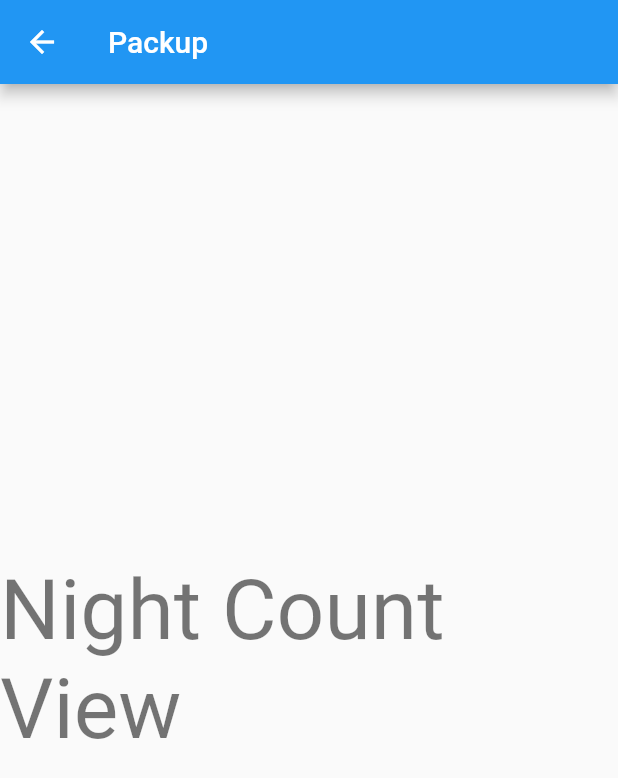
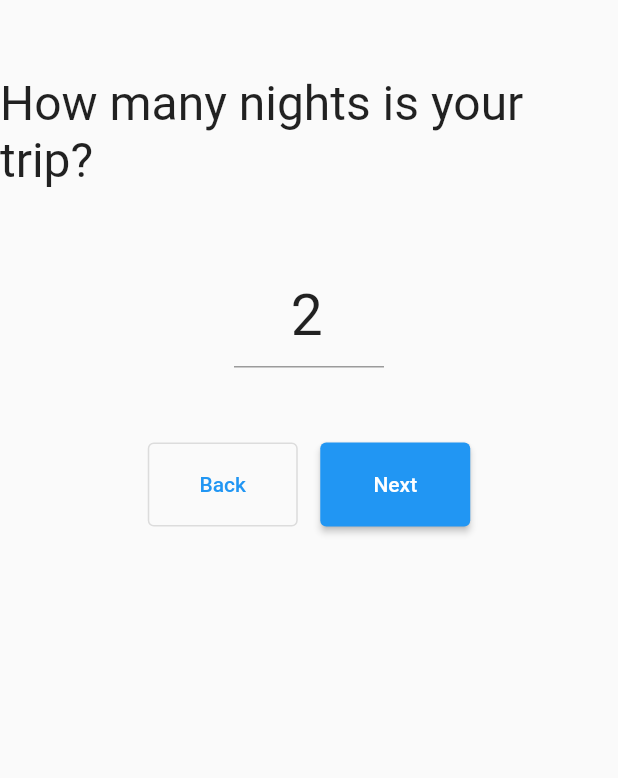
Before and after one commit to tentenponce/Packup, a Flutter app: the NightCountView screen opened directly, on a phone screen of 412 x 824 dp. Shown: the top 778 px of the screen. Run offline on Flutter 3.47's test engine with Material 2 defaults, Android fonts, the phone set to English and light mode, and no system bars; our stand-ins replace bloc, equatable, flutter_bloc.

Commit message:
Updated UI for day and night page

```diff
--- a/lib/home/bloc/home_state.dart
+++ b/lib/home/bloc/home_state.dart
@@ -10,28 +10,50 @@ var pageOrder = [
 ];
 
 class HomeState extends Equatable {
+  static const DEFAULT_PAGE = HomePages.dayCount;
+  static const DEFAULT_DAY_COUNT =
+      '3'; // most of our trips is 3 days long. Agree? lol
+  static const DEFAULT_VALID_DAY_COUNT = true;
+  static const DEFAULT_NIGHT_COUNT =
+      '2'; // most of our trips is 2 nights long. Agree? lol
+  static const DEFAULT_VALID_NIGHT_COUNT = true;
+
   const HomeState({
-    this.page = HomePages.dayCount,
-    this.dayCount = '3', // most of our trips is 3 days long. Agree? lol
-    this.validDayCount = true,
+    this.page = DEFAULT_PAGE,
+    this.dayCount = DEFAULT_DAY_COUNT,
+    this.validDayCount = DEFAULT_VALID_DAY_COUNT,
+    this.nightCount = DEFAULT_NIGHT_COUNT,
+    this.validNightCount = DEFAULT_VALID_NIGHT_COUNT,
   });
 
   final HomePages page;
   final String dayCount;
   final bool validDayCount;
+  final String nightCount;
+  final bool validNightCount;
 
   HomeState copyWith({
     HomePages? page,
     String? dayCount,
     bool? validDayCount,
+    String? nightCount,
+    bool? validNightCount,
   }) {
     return HomeState(
       page: page ?? this.page,
       dayCount: dayCount ?? this.dayCount,
       validDayCount: validDayCount ?? this.validDayCount,
+      nightCount: nightCount ?? this.nightCount,
+      validNightCount: validNightCount ?? this.validNightCount,
     );
   }
 
   @override
-  List<Object> get props => [page, dayCount, validDayCount];
+  List<Object> get props => [
+        page,
+        dayCount,
+        validDayCount,
+        nightCount,
+        validNightCount,
+      ];
 }
--- a/lib/home/view/night_count_view.dart
+++ b/lib/home/view/night_count_view.dart
@@ -1,13 +1,82 @@
 import 'package:flutter/material.dart';
+import 'package:flutter_bloc/flutter_bloc.dart';
+import 'package:packup/res/dimens.dart';
+
+import '../home.dart';
 
 class NightCountView extends StatelessWidget {
   @override
   Widget build(BuildContext context) {
-    final textTheme = Theme.of(context).textTheme;
     return Scaffold(
-      appBar: AppBar(title: const Text('Packup')),
-      body: Center(
-        child: Text('Night Count View', style: textTheme.headline2),
+      body: Container(
+        width: double.infinity,
+        child: Column(
+          crossAxisAlignment: CrossAxisAlignment.center,
+          children: [
+            SizedBox(height: space_xxxl),
+            Text(
+              'How many nights is your trip?',
+              style: TextStyle(
+                fontSize: text_huge,
+              ),
+            ),
+            SizedBox(height: space_xxxl),
+            Container(
+              width: grid_30,
+              child: TextField(
+                textAlign: TextAlign.center,
+                keyboardType: TextInputType.number,
+                controller:
+                    TextEditingController(text: HomeState.DEFAULT_NIGHT_COUNT),
+                onChanged: (text) =>
+                    context.read<HomeBloc>().add(HomeDayCountChanged(text)),
+                style: TextStyle(
+                  fontSize: text_very_huge,
+                ),
+              ),
+            ),
+            SizedBox(height: space_xxxl),
+            BlocBuilder<HomeBloc, HomeState>(
+              builder: (context, state) {
+                return Visibility(
+                  child: Text(
+                    'Invalid value',
+                    style: TextStyle(color: Colors.red),
+                  ),
+                  visible: !state.validDayCount,
+                );
+              },
+            ),
+            Row(
+              mainAxisAlignment: MainAxisAlignment.center,
+              children: [
+                Container(
+                  width: grid_30,
+                  child: OutlinedButton(
+                    child: Text('Back'),
+                    style: ElevatedButton.styleFrom(
+                      padding: EdgeInsets.all(space_l),
+                    ),
+                    onPressed: () =>
+                        context.read<HomeBloc>().add(HomePreviousPage()),
+                  ),
+                ),
+                SizedBox(width: space_m),
+                Container(
+                  width: grid_30,
+                  child: ElevatedButton(
+                    child: Text('Next'),
+                    style: ElevatedButton.styleFrom(
+                      padding: EdgeInsets.all(space_l),
+                    ),
+                    onPressed: () =>
+                        context.read<HomeBloc>().add(HomeNextPage()),
+                  ),
+                ),
+              ],
+            ),
+          ],
+        ),
       ),
     );
   }
```
Also changed, not shown: lib/home/view/day_count_view.dart (+55 -10 lines), lib/home/view/home_view.dart (+0 -15 lines), lib/res/dimens.dart (added, +45 -0 lines).
